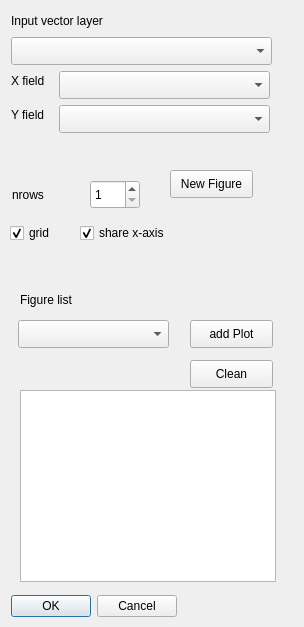
benEnsta/dataplotter, file data_plotter_dialog_base.ui: the form before one commit.
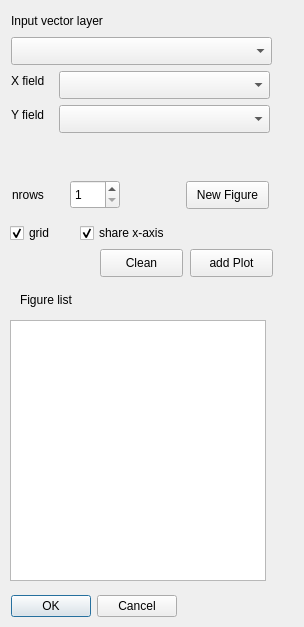
The form after the commit. Custom widgets are drawn as their Qt base class.

Commit message: [fix] remove FiguresListe

```diff
--- a/data_plotter_dialog_base.ui
+++ b/data_plotter_dialog_base.ui
@@ -86,7 +86,7 @@
    <property name="geometry">
     <rect>
      <x>190</x>
-     <y>320</y>
+     <y>249</y>
      <width>83</width>
      <height>28</height>
     </rect>
@@ -98,8 +98,8 @@
   <widget class="QPushButton" name="btn_clean">
    <property name="geometry">
     <rect>
-     <x>190</x>
-     <y>360</y>
+     <x>100</x>
+     <y>249</y>
      <width>83</width>
      <height>28</height>
     </rect>
@@ -142,8 +142,8 @@
   <widget class="QPushButton" name="btn_newFigure">
    <property name="geometry">
     <rect>
-     <x>170</x>
-     <y>170</y>
+     <x>186</x>
+     <y>181</y>
      <width>83</width>
      <height>28</height>
     </rect>
@@ -155,7 +155,7 @@
   <widget class="QSpinBox" name="nrows">
    <property name="geometry">
     <rect>
-     <x>90</x>
+     <x>70</x>
      <y>180</y>
      <width>50</width>
      <height>29</height>
@@ -210,16 +210,6 @@
     <string>nrows</string>
    </property>
   </widget>
-  <widget class="QComboBox" name="figuresListe">
-   <property name="geometry">
-    <rect>
-     <x>18</x>
-     <y>320</y>
-     <width>151</width>
-     <height>28</height>
-    </rect>
-   </property>
-  </widget>
   <widget class="QLabel" name="label_5">
    <property name="geometry">
     <rect>
@@ -236,10 +226,10 @@
   <widget class="QListWidget" name="figuresView">
    <property name="geometry">
     <rect>
-     <x>20</x>
-     <y>390</y>
+     <x>10</x>
+     <y>320</y>
      <width>256</width>
-     <height>192</height>
+     <height>261</height>
     </rect>
    </property>
   </widget>
```
The commit also changes 1 other file.
